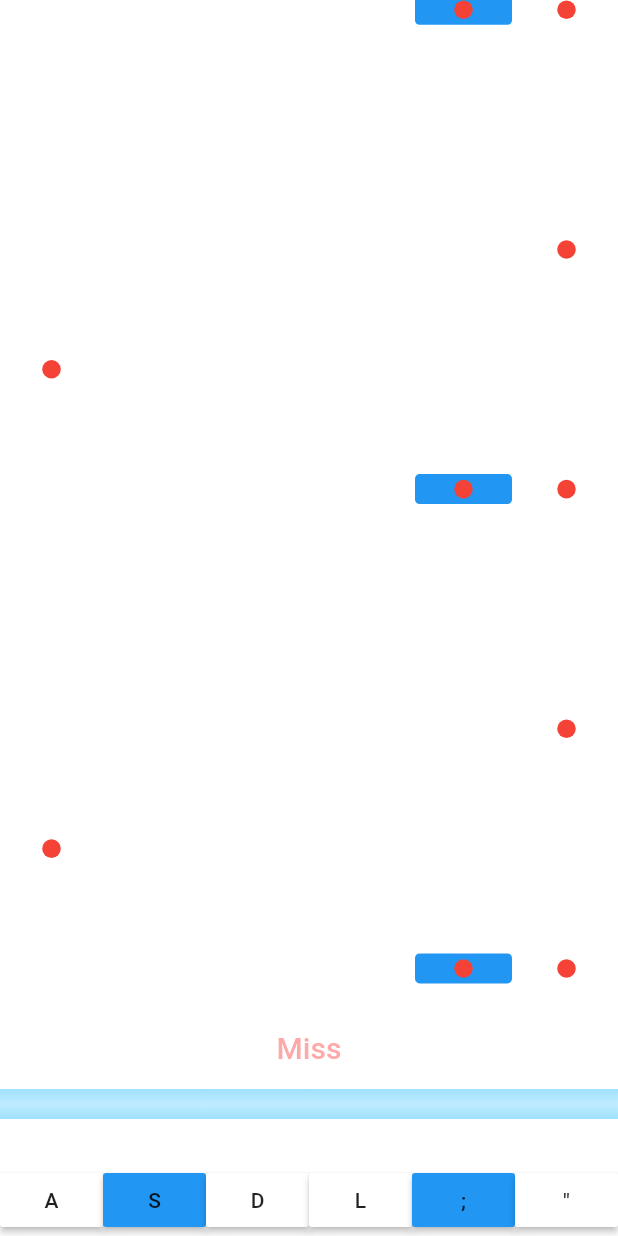
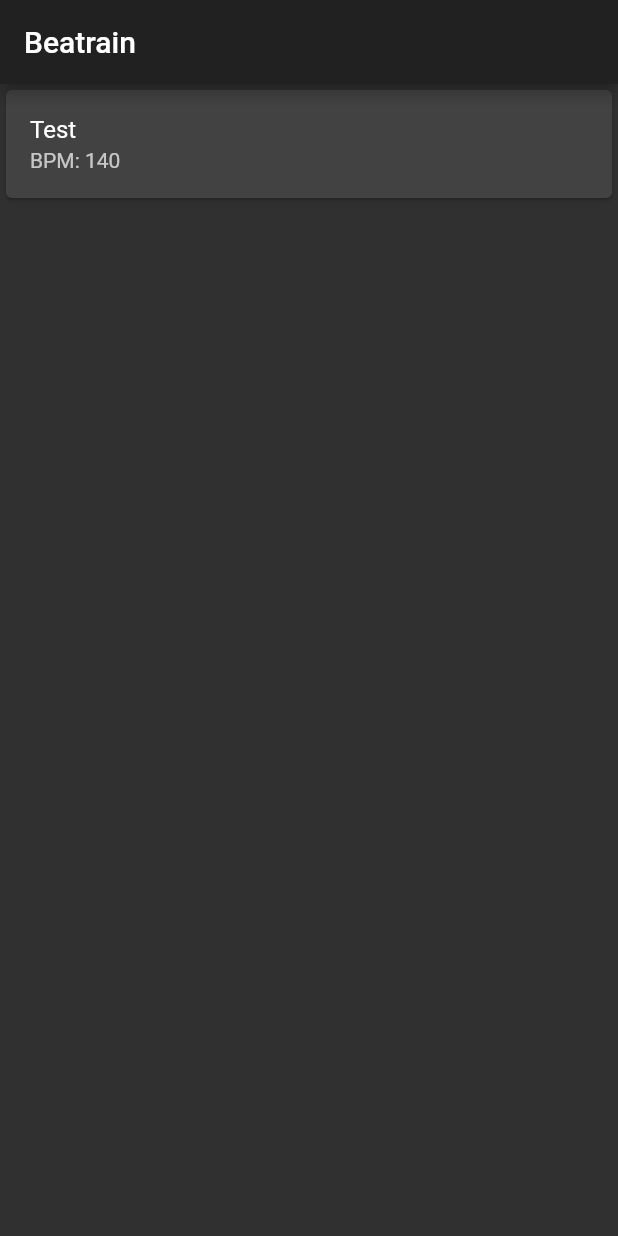
Before and after one commit to BreadKey/beatrain, a Flutter app: the screen it shows after launch, on a phone screen of 412 x 824 dp. Run offline on Flutter 3.47's test engine with Material 2 defaults, Android fonts, the phone set to English and light mode, and no system bars.

Commit message:
add home

```diff
--- a/lib/main.dart
+++ b/lib/main.dart
@@ -1,8 +1,6 @@
-import 'package:beatrain/pattern.dart';
+import 'package:beatrain/screen/home.dart';
 import 'package:beatrain/screen/play_screen.dart';
 import 'package:flutter/material.dart';
-
-import 'note.dart';
 
 void main() {
   runApp(MyApp());
@@ -14,91 +12,8 @@ class MyApp extends StatelessWidget {
   Widget build(BuildContext context) {
     return MaterialApp(
       title: 'Flutter Demo',
-      theme: ThemeData(
-        // This is the theme of your application.
-        //
-        // Try running your application with "flutter run". You'll see the
-        // application has a blue toolbar. Then, without quitting the app, try
-        // changing the primarySwatch below to Colors.green and then invoke
-        // "hot reload" (press "r" in the console where you ran "flutter run",
-        // or simply save your changes to "hot reload" in a Flutter IDE).
-        // Notice that the counter didn't reset back to zero; the application
-        // is not restarted.
-        primarySwatch: Colors.blue,
-      ),
-      home: MyHomePage(title: 'Flutter Demo Home Page'),
+      theme: ThemeData(brightness: Brightness.dark),
+      home: Home(),
     );
   }
 }
-
-class MyHomePage extends StatefulWidget {
-  MyHomePage({Key? key, required this.title}) : super(key: key);
-
-  // This widget is the home page of your application. It is stateful, meaning
-  // that it has a State object (defined below) that contains fields that affect
-  // how it looks.
-
-  // This class is the configuration for the state. It holds the values (in this
-  // case the title) provided by the parent (in this case the App widget) and
-  // used by the build method of the State. Fields in a Widget subclass are
-  // always marked "final".
-
-  final String title;
-
-  @override
-  _MyHomePageState createState() => _MyHomePageState();
-}
-
-class _MyHomePageState extends State<MyHomePage> {
-  int _counter = 0;
-
-  void _incrementCounter() {
-    setState(() {
-      // This call to setState tells the Flutter framework that something has
-      // changed in this State, which causes it to rerun the build method below
-      // so that the display can reflect the updated values. If we changed
-      // _counter without calling setState(), then the build method would not be
-      // called again, and so nothing would appear to happen.
-      _counter++;
-    });
-  }
-
-  @override
-  Widget build(BuildContext context) {
-    // This method is rerun every time setState is called, for instance as done
-    // by the _incrementCounter method above.
-    //
-    // The Flutter framework has been optimized to make rerunning build methods
-    // fast, so that you can just rebuild anything that needs updating rather
-    // than having to individually change instances of widgets.
-    return PlayScreen(pattern: TestPattern());
-  }
-}
-
-class TestPattern extends Pattern {
-  static const _bpm = 140;
-  TestPattern() : super("Test", _bpm, 6, 30000);
-
-  final interval = (60000 / _bpm) ~/ 2;
-
-  @override
-  void loadNotes(int fromMs, int toMs) {
-    if (toMs >= 27000 || fromMs < 1500) return;
-
-    int index = 0;
-    for (int ms = fromMs; ms < toMs - (interval / 4); ms += interval) {
-      final beat = index % 4;
-
-      if (beat % 2 == 0) {
-        noteQueues[5].add(Note(5, ms));
-        if (beat == 2) {
-          noteQueues[4].add(Note(4, ms));
-        }
-      } else if (beat == 3) {
-        noteQueues[0].add(Note(0, ms));
-      }
-
-      index++;
-    }
-  }
-}
--- /dev/null
+++ b/lib/screen/home.dart
@@ -0,0 +1,69 @@
+import 'package:beatrain/note.dart';
+import 'package:beatrain/pattern.dart';
+import 'package:beatrain/screen/play_screen.dart';
+import 'package:flutter/material.dart';
+
+class Home extends StatefulWidget {
+  @override
+  State<StatefulWidget> createState() => _HomeState();
+}
+
+class _HomeState extends State<Home> {
+  final patterns = <Pattern>[];
+
+  @override
+  void initState() {
+    super.initState();
+    patterns.add(TestPattern());
+  }
+
+  @override
+  Widget build(BuildContext context) => Scaffold(
+      appBar: AppBar(
+        title: Text("Beatrain"),
+      ),
+      body: ListView.builder(
+        itemBuilder: (context, index) {
+          final pattern = patterns[index];
+          return Card(
+            child: ListTile(
+              title: Text(pattern.name),
+              subtitle: Text("BPM: ${pattern.bpm}"),
+              onTap: () {
+                Navigator.of(context).push(MaterialPageRoute(
+                    builder: (context) => PlayScreen(pattern: pattern)));
+              },
+            ),
+          );
+        },
+        itemCount: patterns.length,
+      ));
+}
+
+class TestPattern extends Pattern {
+  static const _bpm = 140;
+  TestPattern() : super("Test", _bpm, 6, 30000);
+
+  final interval = (60000 / _bpm) ~/ 2;
+
+  @override
+  void loadNotes(int fromMs, int toMs) {
+    if (toMs >= 27000 || fromMs < 1500) return;
+
+    int index = 0;
+    for (int ms = fromMs; ms < toMs - (interval / 4); ms += interval) {
+      final beat = index % 4;
+
+      if (beat % 2 == 0) {
+        noteQueues[5].add(Note(5, ms));
+        if (beat == 2) {
+          noteQueues[4].add(Note(4, ms));
+        }
+      } else if (beat == 3) {
+        noteQueues[0].add(Note(0, ms));
+      }
+
+      index++;
+    }
+  }
+}
--- a/lib/screen/play_screen.dart
+++ b/lib/screen/play_screen.dart
@@ -56,7 +56,6 @@ class _PlayScreenState extends State<PlayScreen> {
 
   @override
   Widget build(BuildContext context) => Scaffold(
-      backgroundColor: Colors.transparent,
       body: Center(
           child: ConstrainedBox(
         constraints: BoxConstraints(maxWidth: 80.0 * widget.pattern.keyLength),
```
